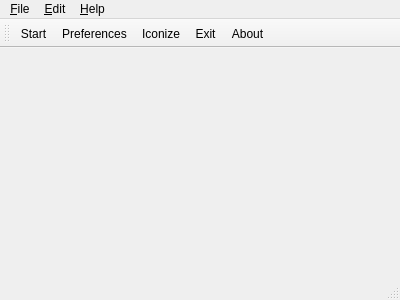
Qt form mainwindow.ui (wucan/csv2sql) before a commit.
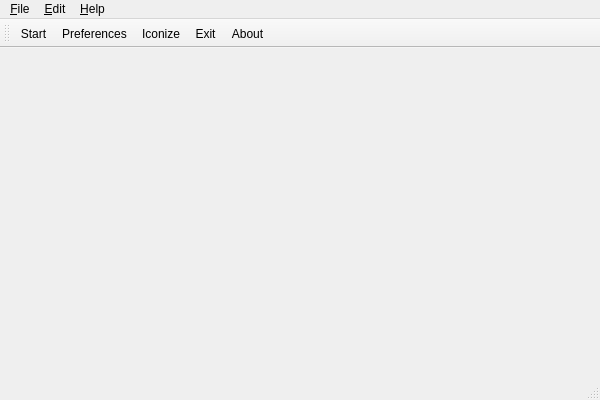
The same form after that commit. Icons and pictures are not drawn.

Commit message: mainwindow.ui: enlarge window size to 600x400

Patch:
```diff
--- a/mainwindow.ui
+++ b/mainwindow.ui
@@ -6,8 +6,8 @@
    <rect>
     <x>0</x>
     <y>0</y>
-    <width>400</width>
-    <height>300</height>
+    <width>600</width>
+    <height>400</height>
    </rect>
   </property>
   <property name="windowTitle">
```
